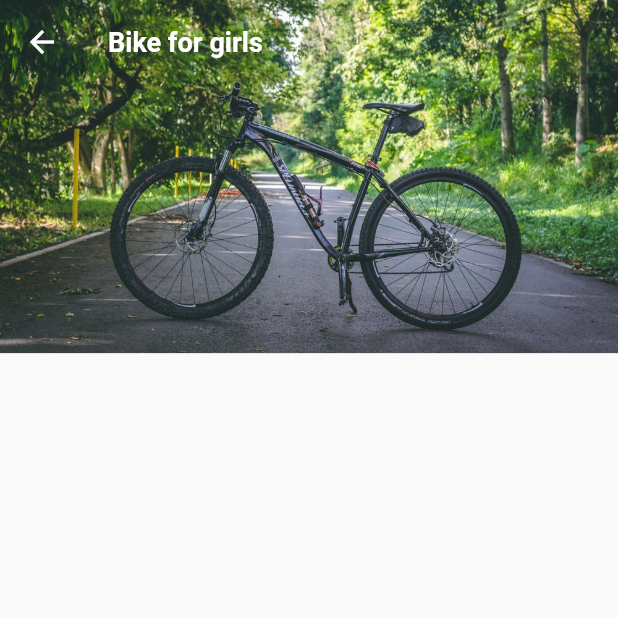
After one commit to DineshRajput21/buyAndsell-Flutter, a Flutter app: the screen it shows after launch, after a tap on an icon or button, on a phone screen of 412 x 824 dp, the top half of it. The commit adds this screen. Run offline on Flutter 3.47's test engine with Material 2 defaults, Android fonts, the phone set to English and light mode, and no system bars; our stand-ins replace bottom_navy_bar, font_awesome_flutter; missing offline and left inert: flip_panel.

Commit message:
added SliverList and sliverAppBar

```diff
--- a/lib/routes.dart
+++ b/lib/routes.dart
@@ -4,6 +4,7 @@ import 'package:flutter/material.dart';
 import 'screens/splash/Splash.dart';
 import 'screens/bottomTabBar/Tabs.dart';
 import 'screens/exploreScreens/categories/Categories.dart';
+import 'screens/exploreScreens/adsDetails/AdsDetails.dart';
 
 class Routes {
   Routes._();
@@ -11,10 +12,12 @@ class Routes {
   static const String login = '/login';
   static const String tabs = '/tabs';
   static const String categories = '/categories';
+  static const String adsDetails = '/adsDetails';
 
   static final routes = <String, WidgetBuilder>{
     splash: (BuildContext context) => SplashScreen(),
     tabs: (BuildContext context) => Tabs(),
     categories: (BuildContext context) => CategoriesScreen(),
+    adsDetails: (BuildContext context) => AdsDetailScreen(),
   };
 }
--- /dev/null
+++ b/lib/screens/exploreScreens/adsDetails/AdsDetails.dart
@@ -0,0 +1,46 @@
+import 'package:BuyAndSell/constants/AppColors.dart';
+import 'package:BuyAndSell/screens/tabScreens/explore/widgets/FreshAds.dart';
+import 'package:BuyAndSell/screens/tabScreens/explore/widgets/PopularAds.dart';
+import 'package:flutter/material.dart';
+
+class AdsDetailScreen extends StatefulWidget {
+  @override
+  State<StatefulWidget> createState() => _AdsDetialScreenState();
+}
+
+class _AdsDetialScreenState extends State<AdsDetailScreen> {
+  @override
+  Widget build(BuildContext context) {
+  //  var obj =  ModalRoute.of(context).settings.arguments;
+   String name =ModalRoute.of(context).settings.arguments;
+
+  var height = MediaQuery.of(context).size.height;
+    return Scaffold(
+      body: CustomScrollView(
+        slivers: <Widget>[
+          SliverAppBar(
+            title: Text(
+              name,
+              style: TextStyle(fontSize: 18, fontWeight: FontWeight.bold),
+            ),
+            backgroundColor: AppColors.GreenDark,
+            expandedHeight: height/3.5,
+            flexibleSpace: FlexibleSpaceBar(
+              background: Image.asset(
+                  'assets/images/recommendImages/cycle.jpeg',
+                  fit: BoxFit.cover),
+            ),
+          ),
+          SliverList(
+            delegate: SliverChildListDelegate(
+              [
+                // PopularAds(),
+                // FreshAds(),
+              ],
+            ),
+          ),
+        ],
+      ),
+    );
+  }
+}
--- a/lib/screens/tabScreens/explore/widgets/PopularAds.dart
+++ b/lib/screens/tabScreens/explore/widgets/PopularAds.dart
@@ -1,4 +1,5 @@
 import 'package:BuyAndSell/constants/AppColors.dart';
+import 'package:BuyAndSell/routes.dart';
 import 'package:flutter/material.dart';
 import 'package:font_awesome_flutter/font_awesome_flutter.dart';
 import 'package:flip_panel/flip_panel.dart';
@@ -45,12 +46,16 @@ class PopularAds extends StatelessWidget {
             child: ListView.builder(
               scrollDirection: Axis.horizontal,
               itemCount: addsArray.length,
-              itemBuilder: (BuildContext context, int index) => Container(
+              itemBuilder: (BuildContext context, int index) =>
+                 GestureDetector(
+                onTap: () => Navigator.of(context).pushNamed(Routes.adsDetails, arguments: addsArray[index]['name']),
+                child: Container(
                   child: Stack(
                     alignment: Alignment.center,
                     children: <Widget>[
                       Container(
-                      margin: EdgeInsets.fromLTRB(15, 0, 20, (height/2)/8),
+                        margin:
+                            EdgeInsets.fromLTRB(15, 0, 20, (height / 2) / 8),
                         width: width / 1.3,
                         decoration: BoxDecoration(
                           borderRadius: BorderRadius.circular(10),
@@ -95,7 +100,7 @@ class PopularAds extends StatelessWidget {
                                       ],
                                     ),
                                   ),
-                                  Padding(padding: EdgeInsets.only(top:5.0)),
+                                  Padding(padding: EdgeInsets.only(top: 5.0)),
                                   Text(
                                     addsArray[index]['name'],
                                     style: TextStyle(
@@ -120,7 +125,8 @@ class PopularAds extends StatelessWidget {
                                     ],
                                   ),
                                 ],
-                              )),
+                              ),
+                            ),
                           ),
                         ),
                       ),
@@ -130,6 +136,7 @@ class PopularAds extends StatelessWidget {
               ),
             ),
           ),
+        ),
       ],
     );
   }
```
Lines whose indentation alone changed are shown as unchanged.
